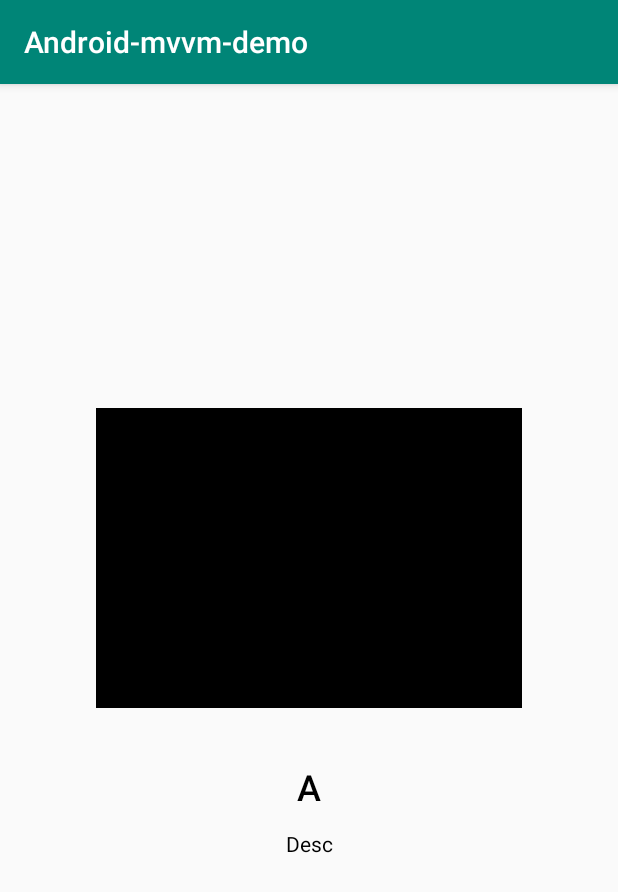
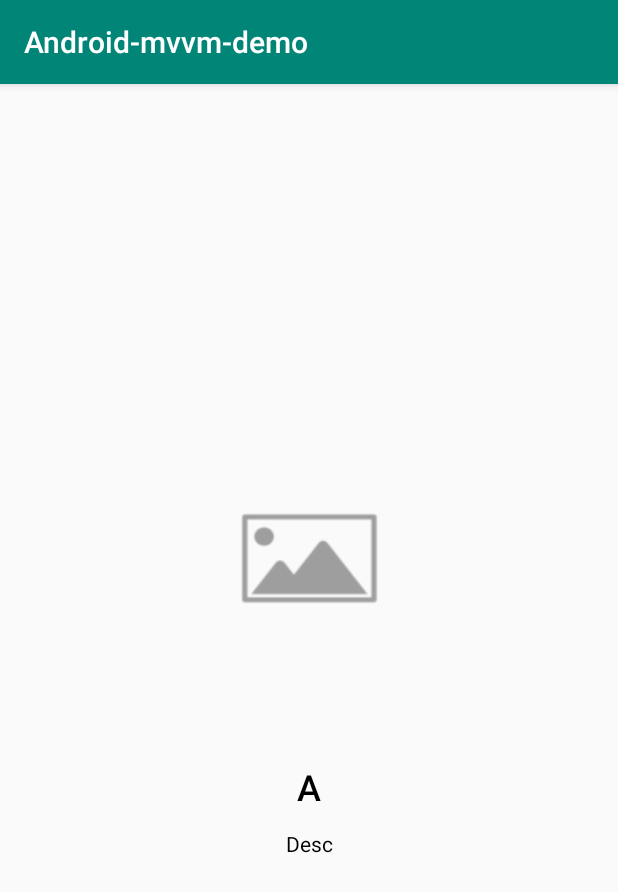
Before and after one commit to Kuan-Hsien/android-mvvm-demo, an Android app: the InfoActivity screen opened directly, with no data from a screen before it, on a phone screen of 412 x 824 dp. Shown: the top 892 px of the screen. Run offline under Robolectric (Android 15) with nearby library versions, the phone set to English and light mode, and no system bars; our stand-ins replace Room's generated code.

Commit message:
3. Replace LiveData with ObservableInfoModel in InfoActivity, InfoViewModel

```diff
--- a/app/src/main/java/com/kuanhsien/app/sample/android_mvvm_demo/ui/InfoActivity.java
+++ b/app/src/main/java/com/kuanhsien/app/sample/android_mvvm_demo/ui/InfoActivity.java
@@ -9,9 +9,10 @@ import androidx.lifecycle.ViewModelProviders;
 
 import com.kuanhsien.app.sample.android_mvvm_demo.R;
 import com.kuanhsien.app.sample.android_mvvm_demo.data.InfoModel;
+import com.kuanhsien.app.sample.android_mvvm_demo.data.observable.IObserver;
 
 
-public class InfoActivity extends AppCompatActivity {
+public class InfoActivity extends AppCompatActivity implements IObserver {
 
     private InfoViewModel mViewModel;
 
@@ -27,27 +28,38 @@ public class InfoActivity extends AppCompatActivity {
 
     private void setupView() {
 
-        // 1. get view component
-        final TextView tvTitle = findViewById(R.id.tv_info_title);
-        final TextView tvDesc = findViewById(R.id.tv_info_desc);
-        final ImageView ivImage = findViewById(R.id.iv_info_image);
+        // 1. prepare viewModel and observe observable
+        mViewModel.getInfo().registerObserver(this);
+        mViewModel.setRepository(this);
+
+        // 2. use viewModel to get data from model
+        mViewModel.prepareData("Author");
+    }
+
+    @Override
+    protected void onDestroy() {
+        super.onDestroy();
+
+        // 3. remove register
+        mViewModel.getInfo().removeObserver(this);
+    }
 
 
-        // 2. prepare viewModel and observe livedata
-        // (create livedata first, or will encounter NullPointerException)
-        mViewModel.getInfo().observe(this, new Observer<InfoModel>() {
-            @Override
-            public void onChanged(InfoModel data) {
+    // Implement IObserver to update UI while observable updated
+    @Override
+    public void update() {
 
-                // set view
-                tvTitle.setText(data.getTitle());
-                tvDesc.setText(data.getDesc());
-                // ivImage.setBackgroundResource(data.getImageRes());
-            }
-        });
-        mViewModel.setRepository(this);
+        // 1. get view component
+        TextView tvTitle = findViewById(R.id.tv_info_title);
+        TextView tvDesc = findViewById(R.id.tv_info_desc);
+        ImageView ivImage = findViewById(R.id.iv_info_image);
 
-        // 3. use viewModel to get data from model
-        mViewModel.prepareData("Author");
+        // 2. get Observable
+        InfoModel data = mViewModel.getInfo().getValue();
+
+        // 3. update view
+        tvTitle.setText(data.getTitle());
+        tvDesc.setText(data.getDesc());
+        ivImage.setBackgroundResource(data.getImageRes());
     }
 }
--- a/app/src/main/java/com/kuanhsien/app/sample/android_mvvm_demo/ui/InfoViewModel.java
+++ b/app/src/main/java/com/kuanhsien/app/sample/android_mvvm_demo/ui/InfoViewModel.java
@@ -7,6 +7,7 @@ import androidx.lifecycle.MutableLiveData;
 import androidx.lifecycle.ViewModel;
 import com.kuanhsien.app.sample.android_mvvm_demo.data.InfoModel;
 import com.kuanhsien.app.sample.android_mvvm_demo.data.InfoRepository;
+import com.kuanhsien.app.sample.android_mvvm_demo.data.observable.ObservableInfoModel;
 
 
 public class InfoViewModel extends ViewModel {
@@ -23,16 +24,14 @@ public class InfoViewModel extends ViewModel {
     }
 
 
-    // LiveData
-    private MutableLiveData<InfoModel> mInfo;
-
-    LiveData<InfoModel> getInfo() {
+    // Self-implemented observer-pattern
+    private ObservableInfoModel mInfo;
+    ObservableInfoModel getInfo() {
         if (mInfo == null) {
-            mInfo = new MutableLiveData<>();
+            mInfo = new ObservableInfoModel(new InfoModel());
         }
         return mInfo;
     }
-
 
     // fun
     void prepareData(final String itemId) {
@@ -41,7 +40,7 @@ public class InfoViewModel extends ViewModel {
             @Override
             public void run() {
 
-                mInfo.postValue(mRepository.getInfo(itemId));
+                mInfo.setValue(mRepository.getInfo(itemId));
             }
         });
     }
```
